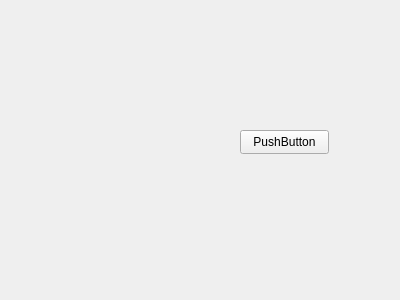
Above: gamelobby.ui from Connor1996/Pokemon before the change. Below: the same form after it.
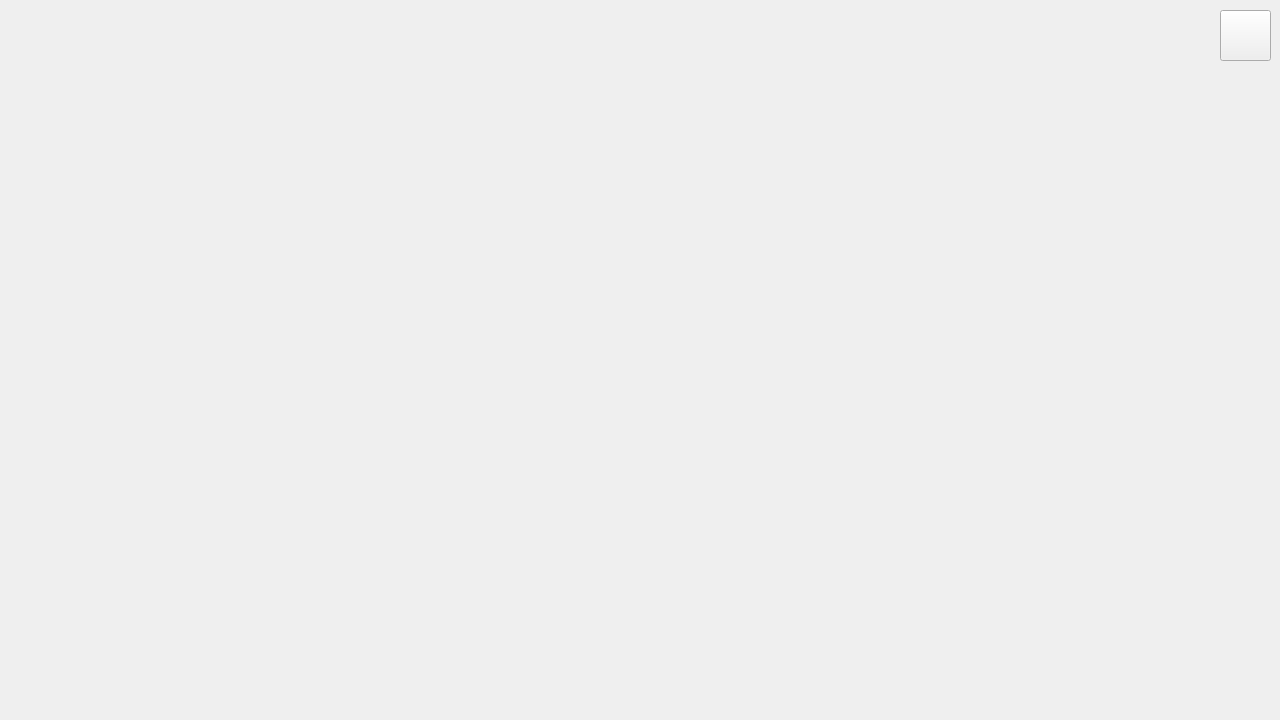
That is the form after the change. Icons and pictures are not drawn.

What changed in the file:
```diff
--- a/gamelobby.ui
+++ b/gamelobby.ui
@@ -6,38 +6,46 @@
    <rect>
     <x>0</x>
     <y>0</y>
-    <width>400</width>
-    <height>300</height>
+    <width>1280</width>
+    <height>720</height>
    </rect>
   </property>
+  <property name="maximumSize">
+   <size>
+    <width>1280</width>
+    <height>720</height>
+   </size>
+  </property>
+  <property name="baseSize">
+   <size>
+    <width>1280</width>
+    <height>720</height>
+   </size>
+  </property>
+  <property name="mouseTracking">
+   <bool>false</bool>
+  </property>
   <property name="windowTitle">
    <string>Form</string>
   </property>
   <widget class="QPushButton" name="pushButton">
    <property name="geometry">
     <rect>
-     <x>240</x>
-     <y>130</y>
-     <width>89</width>
-     <height>24</height>
+     <x>1220</x>
+     <y>10</y>
+     <width>51</width>
+     <height>51</height>
     </rect>
    </property>
-   <property name="text">
-    <string>PushButton</string>
-   </property>
-  </widget>
-  <widget class="QLabel" name="label">
-   <property name="geometry">
-    <rect>
-     <x>30</x>
-     <y>40</y>
-     <width>201</width>
-     <height>221</height>
-    </rect>
+   <property name="styleSheet">
+    <string notr="true">border-image: url(:/close);</string>
    </property>
    <property name="text">
     <string/>
    </property>
+   <property name="flat">
+    <bool>false</bool>
+   </property>
   </widget>
  </widget>
  <resources/>
```
Left out of the diff: 2 changed lines with no effect on the pictures.
